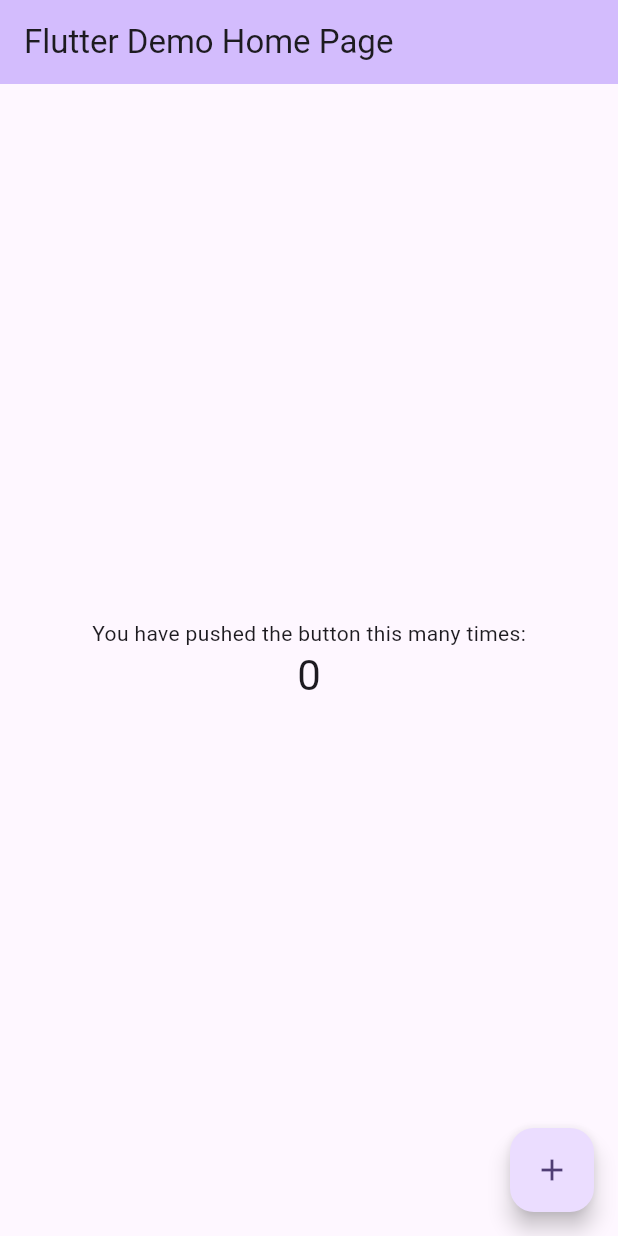
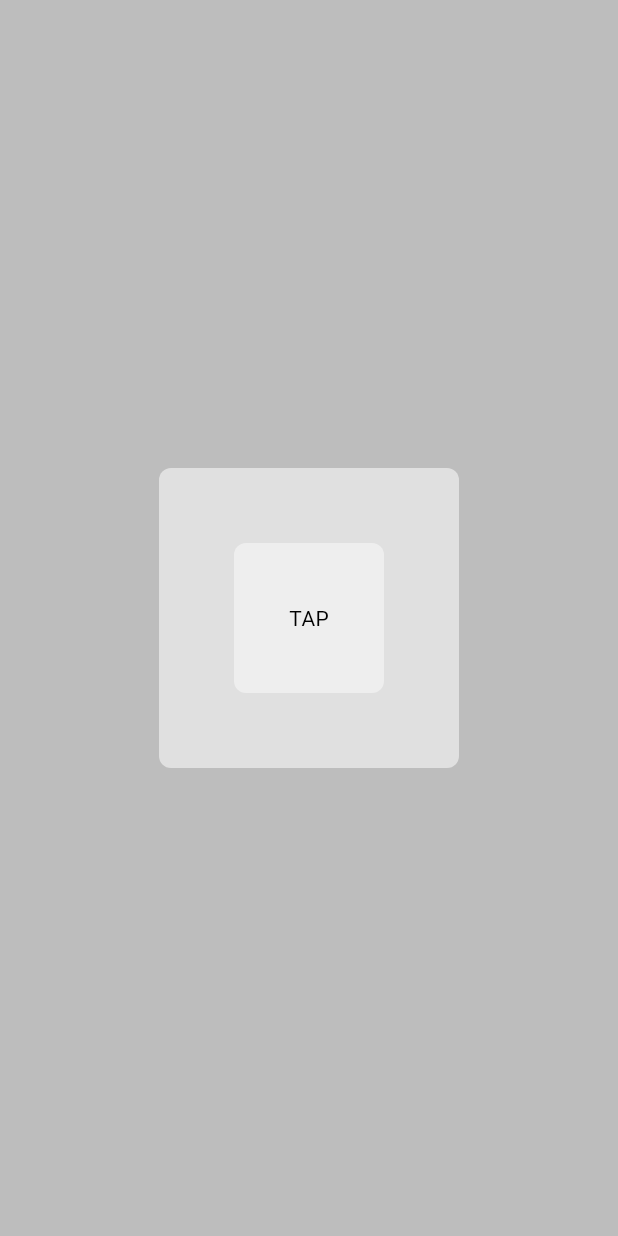
Before and after one commit to romiyusnandar/tb_news_app, a Flutter app: the screen it shows after launch, on a phone screen of 412 x 824 dp. Run offline on Flutter 3.47's test engine with Material 3 defaults, Android fonts, the phone set to English and light mode, and no system bars; our stand-ins replace google_fonts.

Commit message:
Add core components and theme management
- Implement MyBox and MyButton components for UI.
- Create HomePage to utilize MyBox and MyButton.
- Introduce FontSizes and FontStyles for consistent typography.
- Establish light and dark theme configurations.
- Implement ThemeProvider for theme toggling.
- Update pubspec.yaml with new dependencies.
- Register path_provider plugin in GeneratedPluginRegistrant.swift.

```diff
--- /dev/null
+++ b/lib/components/box.dart
@@ -0,0 +1,26 @@
+import 'package:berita/utils/helper.dart';
+import 'package:flutter/material.dart';
+
+class MyBox extends StatelessWidget {
+  final Widget? child;
+  final Color? color;
+  const MyBox({
+    super.key,
+    this.child,
+    this.color,
+  });
+
+  @override
+  Widget build(BuildContext context) {
+    return Container(
+      decoration: BoxDecoration(
+        color: color,
+        borderRadius: BorderRadius.circular(8),
+      ),
+      width: 200,
+      height: 200,
+      padding: const EdgeInsets.all(50),
+      child: child,
+    );
+  }
+}
--- /dev/null
+++ b/lib/components/button.dart
@@ -0,0 +1,22 @@
+import 'package:flutter/material.dart';
+
+class MyButton extends StatelessWidget {
+  final Color? color;
+  final void Function() onTap;
+  const MyButton({super.key, required this.color, required this.onTap});
+
+  @override
+  Widget build(BuildContext context) {
+    return GestureDetector(
+      onTap: onTap,
+      child: Container(
+        decoration: BoxDecoration(
+          color: color,
+          borderRadius: BorderRadius.circular(8),
+        ),
+        padding: const EdgeInsets.all(25),
+        child: const Center(child: Text('TAP'),),
+      ),
+    );
+  }
+}
--- a/lib/main.dart
+++ b/lib/main.dart
@@ -1,122 +1,26 @@
+import 'package:berita/pages/home_page.dart';
+import 'package:berita/utils/theme/theme.dart';
+import 'package:berita/utils/theme/theme_provider.dart';
 import 'package:flutter/material.dart';
+import 'package:provider/provider.dart';
 
 void main() {
-  runApp(const MyApp());
+  runApp(
+    ChangeNotifierProvider(
+      create: (context) => ThemeProvider(),
+      child: const MyApp(),
+    ),
+  );
 }
 
 class MyApp extends StatelessWidget {
   const MyApp({super.key});
 
-  // This widget is the root of your application.
   @override
   Widget build(BuildContext context) {
     return MaterialApp(
-      title: 'Flutter Demo',
-      theme: ThemeData(
-        // This is the theme of your application.
-        //
-        // TRY THIS: Try running your application with "flutter run". You'll see
-        // the application has a purple toolbar. Then, without quitting the app,
-        // try changing the seedColor in the colorScheme below to Colors.green
-        // and then invoke "hot reload" (save your changes or press the "hot
-        // reload" button in a Flutter-supported IDE, or press "r" if you used
-        // the command line to start the app).
-        //
-        // Notice that the counter didn't reset back to zero; the application
-        // state is not lost during the reload. To reset the state, use hot
-        // restart instead.
-        //
-        // This works for code too, not just values: Most code changes can be
-        // tested with just a hot reload.
-        colorScheme: ColorScheme.fromSeed(seedColor: Colors.deepPurple),
-      ),
-      home: const MyHomePage(title: 'Flutter Demo Home Page'),
+      home: const HomePage(),
+      theme: Provider.of<ThemeProvider>(context).themeData,
     );
   }
 }
-
-class MyHomePage extends StatefulWidget {
-  const MyHomePage({super.key, required this.title});
-
-  // This widget is the home page of your application. It is stateful, meaning
-  // that it has a State object (defined below) that contains fields that affect
-  // how it looks.
-
-  // This class is the configuration for the state. It holds the values (in this
-  // case the title) provided by the parent (in this case the App widget) and
-  // used by the build method of the State. Fields in a Widget subclass are
-  // always marked "final".
-
-  final String title;
-
-  @override
-  State<MyHomePage> createState() => _MyHomePageState();
-}
-
-class _MyHomePageState extends State<MyHomePage> {
-  int _counter = 0;
-
-  void _incrementCounter() {
-    setState(() {
-      // This call to setState tells the Flutter framework that something has
-      // changed in this State, which causes it to rerun the build method below
-      // so that the display can reflect the updated values. If we changed
-      // _counter without calling setState(), then the build method would not be
-      // called again, and so nothing would appear to happen.
-      _counter++;
-    });
-  }
-
-  @override
-  Widget build(BuildContext context) {
-    // This method is rerun every time setState is called, for instance as done
-    // by the _incrementCounter method above.
-    //
-    // The Flutter framework has been optimized to make rerunning build methods
-    // fast, so that you can just rebuild anything that needs updating rather
-    // than having to individually change instances of widgets.
-    return Scaffold(
-      appBar: AppBar(
-        // TRY THIS: Try changing the color here to a specific color (to
-        // Colors.amber, perhaps?) and trigger a hot reload to see the AppBar
-        // change color while the other colors stay the same.
-        backgroundColor: Theme.of(context).colorScheme.inversePrimary,
-        // Here we take the value from the MyHomePage object that was created by
-        // the App.build method, and use it to set our appbar title.
-        title: Text(widget.title),
-      ),
-      body: Center(
-        // Center is a layout widget. It takes a single child and positions it
-        // in the middle of the parent.
-        child: Column(
-          // Column is also a layout widget. It takes a list of children and
-          // arranges them vertically. By default, it sizes itself to fit its
-          // children horizontally, and tries to be as tall as its parent.
-          //
-          // Column has various properties to control how it sizes itself and
-          // how it positions its children. Here we use mainAxisAlignment to
-          // center the children vertically; the main axis here is the vertical
-          // axis because Columns are vertical (the cross axis would be
-          // horizontal).
-          //
-          // TRY THIS: Invoke "debug painting" (choose the "Toggle Debug Paint"
-          // action in the IDE, or press "p" in the console), to see the
-          // wireframe for each widget.
-          mainAxisAlignment: MainAxisAlignment.center,
-          children: <Widget>[
-            const Text('You have pushed the button this many times:'),
-            Text(
-              '$_counter',
-              style: Theme.of(context).textTheme.headlineMedium,
-            ),
-          ],
-        ),
-      ),
-      floatingActionButton: FloatingActionButton(
-        onPressed: _incrementCounter,
-        tooltip: 'Increment',
-        child: const Icon(Icons.add),
-      ), // This trailing comma makes auto-formatting nicer for build methods.
-    );
-  }
-}
--- /dev/null
+++ b/lib/pages/home_page.dart
@@ -0,0 +1,32 @@
+import 'package:berita/components/box.dart';
+import 'package:berita/components/button.dart';
+import 'package:berita/utils/theme/theme_provider.dart';
+import 'package:flutter/material.dart';
+import 'package:provider/provider.dart';
+
+class HomePage extends StatefulWidget {
+  const HomePage({super.key});
+
+  @override
+  State<HomePage> createState() => _HomePageState();
+}
+
+class _HomePageState extends State<HomePage> {
+  @override
+  Widget build(BuildContext context) {
+    return Scaffold(
+      backgroundColor: Theme.of(context).colorScheme.background,
+      body: Center(
+        child: MyBox(
+          color: Theme.of(context).colorScheme.primary,
+          child: MyButton(
+            color: Theme.of(context).colorScheme.secondary,
+            onTap: () {
+              Provider.of<ThemeProvider>(context, listen: false).toggleTheme();
+            },
+          ),
+        ),
+      ),
+    );
+  }
+}
--- /dev/null
+++ b/lib/utils/theme/theme.dart
@@ -0,0 +1,19 @@
+import 'package:flutter/material.dart';
+
+ThemeData lightMode = ThemeData(
+  brightness: Brightness.light,
+  colorScheme: ColorScheme.light(
+    background: Colors.grey.shade400,
+    primary: Colors.grey.shade300,
+    secondary: Colors.grey.shade200,
+  )
+);
+
+ThemeData darkMode = ThemeData(
+  brightness: Brightness.dark,
+  colorScheme: ColorScheme.dark(
+    background: Colors.grey.shade900,
+    primary: Colors.grey.shade800,
+    secondary: Colors.grey.shade700,
+  )
+);
--- /dev/null
+++ b/lib/utils/theme/theme_provider.dart
@@ -0,0 +1,21 @@
+import 'package:berita/utils/theme/theme.dart';
+import 'package:flutter/material.dart';
+
+class ThemeProvider with ChangeNotifier {
+  ThemeData _themeData = lightMode;
+
+  ThemeData get themeData => _themeData;
+
+  set themeData(ThemeData themeData) {
+    _themeData = themeData;
+    notifyListeners();
+  }
+
+  void toggleTheme() {
+    if (_themeData == lightMode) {
+      themeData = darkMode;
+    } else {
+      themeData = lightMode;
+    }
+  }
+}
--- a/pubspec.yaml
+++ b/pubspec.yaml
@@ -34,6 +34,8 @@ dependencies:
   # The following adds the Cupertino Icons font to your application.
   # Use with the CupertinoIcons class for iOS style icons.
   cupertino_icons: ^1.0.8
+  google_fonts: ^6.2.1
+  provider: ^6.1.5
 
 dev_dependencies:
   flutter_test:
```
Also changed, not shown: lib/utils/helper.dart (added, +32 -0 lines), pubspec.lock, 1 other file.
